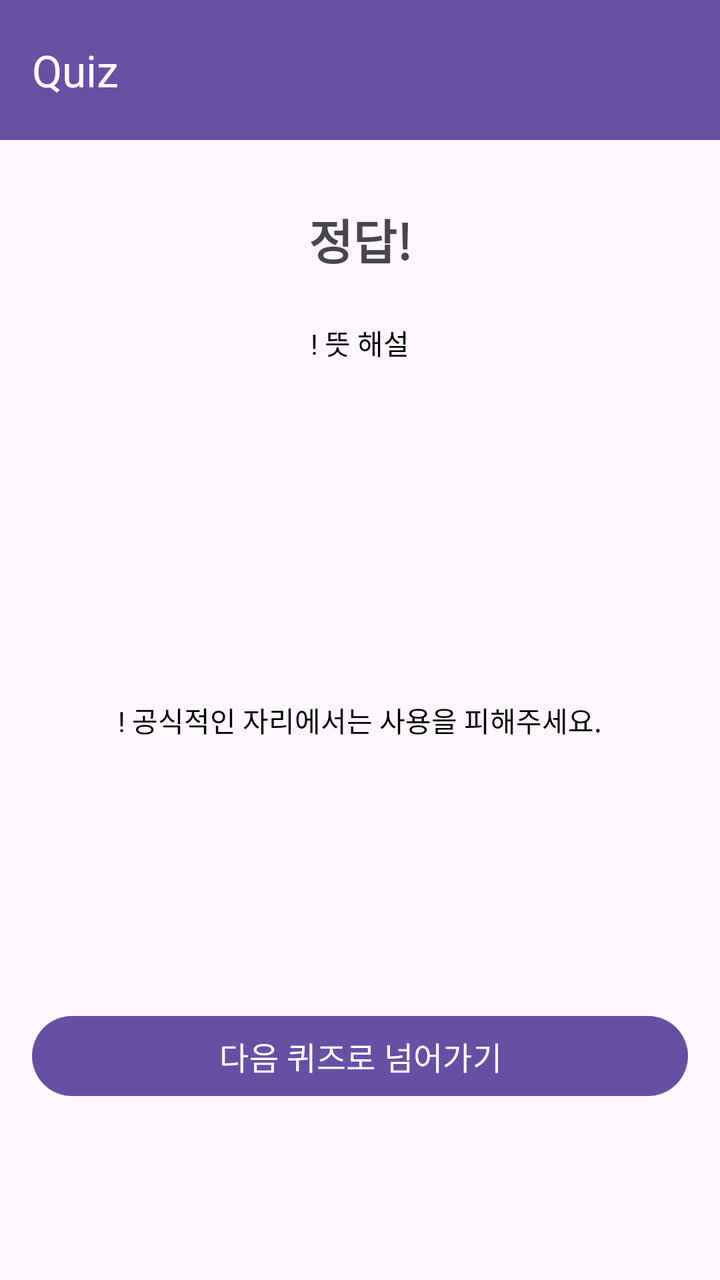
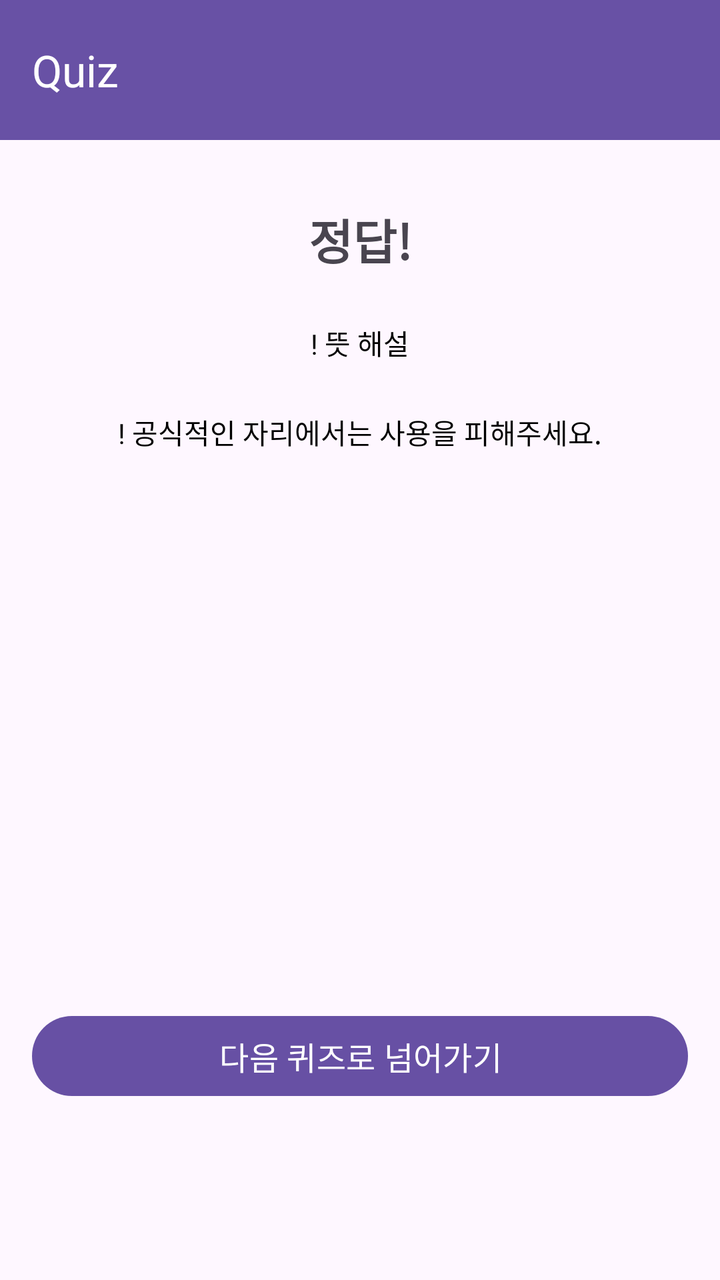

Compare the two renders of this Android layout. The source of the first and the diff that turns it into the second are given below.
<!-- AndroidManifest.xml: application theme Theme.GURU2 -->
<!-- res/layout/activity_slang_result.xml -->
<?xml version="1.0" encoding="utf-8"?>
<androidx.constraintlayout.widget.ConstraintLayout xmlns:android="http://schemas.android.com/apk/res/android"
    xmlns:app="http://schemas.android.com/apk/res-auto"
    xmlns:tools="http://schemas.android.com/tools"
    android:layout_width="match_parent"
    android:layout_height="match_parent">

    
    <com.google.android.material.appbar.AppBarLayout
        android:id="@+id/appBar"
        android:layout_width="0dp"
        android:layout_height="wrap_content"
        android:layout_marginBottom="24dp"
        android:background="#FFFFFF"
        app:layout_constraintBottom_toTopOf="@+id/tvResult"
        app:layout_constraintEnd_toEndOf="parent"
        app:layout_constraintStart_toStartOf="parent"
        app:layout_constraintTop_toTopOf="parent">

        
        <com.google.android.material.appbar.MaterialToolbar
            android:id="@+id/mainToolbar"
            android:layout_width="match_parent"
            android:layout_height="70dp"
            android:background="#6851A5"
            android:paddingVertical="8dp"
            app:title="Quiz"
            app:titleTextColor="@android:color/white" />











    </com.google.android.material.appbar.AppBarLayout>

    
    <TextView
        android:id="@+id/tvResult"
        android:layout_width="wrap_content"
        android:layout_height="wrap_content"
        android:layout_marginTop="32dp"
        android:text="정답!"
        android:textSize="24sp"
        android:textStyle="bold"
        app:layout_constraintEnd_toEndOf="parent"
        app:layout_constraintStart_toStartOf="parent"
        app:layout_constraintTop_toBottomOf="@+id/appBar" />

    
    <ImageView
        android:id="@+id/imgExample"
        android:layout_width="0dp"
        android:layout_height="120dp"
        android:layout_marginStart="16dp"
        android:layout_marginTop="24dp"
        android:layout_marginEnd="16dp"
        android:scaleType="centerInside"
        android:visibility="gone"
        app:layout_constraintEnd_toEndOf="parent"
        app:layout_constraintStart_toStartOf="parent"
        app:layout_constraintTop_toBottomOf="@id/tvExplanation" />

    
    <TextView
        android:id="@+id/tvExplanation"
        android:layout_width="0dp"
        android:layout_height="wrap_content"
        android:layout_marginHorizontal="16dp"
        android:layout_marginStart="16dp"
        android:layout_marginTop="24dp"
        android:layout_marginEnd="16dp"
        android:ellipsize="end"
        android:lineSpacingExtra="4dp"
        android:maxLines="5"
        android:text="! 뜻 해설"
        android:textAlignment="center"
        android:textColor="@color/black"
        android:textSize="14sp"
        app:layout_constraintEnd_toEndOf="parent"
        app:layout_constraintStart_toStartOf="parent"
        app:layout_constraintTop_toBottomOf="@id/tvResult" />


    
    <TextView
        android:id="@+id/tvNotice"
        android:layout_width="0dp"
        android:layout_height="wrap_content"
        android:layout_marginHorizontal="16dp"
        android:layout_marginStart="16dp"
        android:layout_marginTop="168dp"
        android:layout_marginEnd="16dp"
        android:lineSpacingExtra="2dp"
        android:text="! 공식적인 자리에서는 사용을 피해주세요."
        android:textAlignment="center"
        android:textColor="@color/black"
        android:textSize="14sp"
        app:layout_constraintEnd_toEndOf="parent"
        app:layout_constraintStart_toStartOf="parent"
        app:layout_constraintTop_toBottomOf="@id/tvExplanation" />

    
    <Button
        android:id="@+id/btnNext"
        android:layout_width="0dp"
        android:layout_height="48dp"
        android:layout_marginStart="16dp"
        android:layout_marginEnd="16dp"
        android:layout_marginBottom="88dp"
        android:text="다음 퀴즈로 넘어가기"
        android:textSize="16sp"
        app:layout_constraintBottom_toBottomOf="parent"
        app:layout_constraintEnd_toEndOf="parent"
        app:layout_constraintStart_toStartOf="parent" />
















</androidx.constraintlayout.widget.ConstraintLayout>
<!-- resources referenced by this layout -->
<resources>
  <color name="black">#FF000000</color>
  <style name="Theme.GURU2" parent="Base.Theme.GURU2" />
  <style name="Base.Theme.GURU2" parent="Theme.Material3.DayNight.NoActionBar">
          
          
      </style>
</resources>

<!-- the commit's change to res/layout/activity_slang_result.xml (unified diff, before → after) -->
@@ -1,5 +1,6 @@
 <?xml version="1.0" encoding="utf-8"?>
-<androidx.constraintlayout.widget.ConstraintLayout xmlns:android="http://schemas.android.com/apk/res/android"
+<androidx.constraintlayout.widget.ConstraintLayout
+    xmlns:android="http://schemas.android.com/apk/res/android"
     xmlns:app="http://schemas.android.com/apk/res-auto"
     xmlns:tools="http://schemas.android.com/tools"
     android:layout_width="match_parent"
@@ -10,14 +11,11 @@
         android:id="@+id/appBar"
         android:layout_width="0dp"
         android:layout_height="wrap_content"
-        android:layout_marginBottom="24dp"
         android:background="#FFFFFF"
-        app:layout_constraintBottom_toTopOf="@+id/tvResult"
-        app:layout_constraintEnd_toEndOf="parent"
+        app:layout_constraintTop_toTopOf="parent"
         app:layout_constraintStart_toStartOf="parent"
-        app:layout_constraintTop_toTopOf="parent">
+        app:layout_constraintEnd_toEndOf="parent">
 
-        
         <com.google.android.material.appbar.MaterialToolbar
             android:id="@+id/mainToolbar"
             android:layout_width="match_parent"
@@ -25,85 +23,8 @@
             android:background="#6851A5"
             android:paddingVertical="8dp"
             app:title="Quiz"
-            app:titleTextColor="@android:color/white" />
-
-
-
-
-
-
-
-
-
-
-
+            app:titleTextColor="@android:color/white"/>
     </com.google.android.material.appbar.AppBarLayout>
-
-    
-    <TextView
-        android:id="@+id/tvResult"
-        android:layout_width="wrap_content"
-        android:layout_height="wrap_content"
-        android:layout_marginTop="32dp"
-        android:text="정답!"
-        android:textSize="24sp"
-        android:textStyle="bold"
-        app:layout_constraintEnd_toEndOf="parent"
-        app:layout_constraintStart_toStartOf="parent"
-        app:layout_constraintTop_toBottomOf="@+id/appBar" />
-
-    
-    <ImageView
-        android:id="@+id/imgExample"
-        android:layout_width="0dp"
-        android:layout_height="120dp"
-        android:layout_marginStart="16dp"
-        android:layout_marginTop="24dp"
-        android:layout_marginEnd="16dp"
-        android:scaleType="centerInside"
-        android:visibility="gone"
-        app:layout_constraintEnd_toEndOf="parent"
-        app:layout_constraintStart_toStartOf="parent"
-        app:layout_constraintTop_toBottomOf="@id/tvExplanation" />
-
-    
-    <TextView
-        android:id="@+id/tvExplanation"
-        android:layout_width="0dp"
-        android:layout_height="wrap_content"
-        android:layout_marginHorizontal="16dp"
-        android:layout_marginStart="16dp"
-        android:layout_marginTop="24dp"
-        android:layout_marginEnd="16dp"
-        android:ellipsize="end"
-        android:lineSpacingExtra="4dp"
-        android:maxLines="5"
-        android:text="! 뜻 해설"
-        android:textAlignment="center"
-        android:textColor="@color/black"
-        android:textSize="14sp"
-        app:layout_constraintEnd_toEndOf="parent"
-        app:layout_constraintStart_toStartOf="parent"
-        app:layout_constraintTop_toBottomOf="@id/tvResult" />
-
-
-    
-    <TextView
-        android:id="@+id/tvNotice"
-        android:layout_width="0dp"
-        android:layout_height="wrap_content"
-        android:layout_marginHorizontal="16dp"
-        android:layout_marginStart="16dp"
-        android:layout_marginTop="168dp"
-        android:layout_marginEnd="16dp"
-        android:lineSpacingExtra="2dp"
-        android:text="! 공식적인 자리에서는 사용을 피해주세요."
-        android:textAlignment="center"
-        android:textColor="@color/black"
-        android:textSize="14sp"
-        app:layout_constraintEnd_toEndOf="parent"
-        app:layout_constraintStart_toStartOf="parent"
-        app:layout_constraintTop_toBottomOf="@id/tvExplanation" />
 
     
     <Button
@@ -119,19 +40,77 @@
         app:layout_constraintEnd_toEndOf="parent"
         app:layout_constraintStart_toStartOf="parent" />
 
+    
+    <androidx.constraintlayout.widget.ConstraintLayout
+        android:id="@+id/contentArea"
+        android:layout_width="0dp"
+        android:layout_height="0dp"
+        android:padding="16dp"
+        app:layout_constraintTop_toBottomOf="@id/appBar"
+        app:layout_constraintBottom_toTopOf="@id/btnNext"
+        app:layout_constraintStart_toStartOf="parent"
+        app:layout_constraintEnd_toEndOf="parent">
 
+        
+        <TextView
+            android:id="@+id/tvResult"
+            android:layout_width="wrap_content"
+            android:layout_height="wrap_content"
+            android:layout_marginTop="16dp"
+            android:text="정답!"
+            android:textSize="24sp"
+            android:textStyle="bold"
+            app:layout_constraintEnd_toEndOf="parent"
+            app:layout_constraintStart_toStartOf="parent"
+            app:layout_constraintTop_toTopOf="parent" />
 
+        
+        <TextView
+            android:id="@+id/tvExplanation"
+            android:layout_width="0dp"
+            android:layout_height="wrap_content"
+            android:layout_marginTop="24dp"
+            android:layout_marginStart="16dp"
+            android:layout_marginEnd="16dp"
+            android:text="! 뜻 해설"
+            android:textAlignment="center"
+            android:textColor="@color/black"
+            android:textSize="14sp"
+            android:lineSpacingExtra="4dp"
+            app:layout_constraintTop_toBottomOf="@id/tvResult"
+            app:layout_constraintStart_toStartOf="parent"
+            app:layout_constraintEnd_toEndOf="parent"/>
 
+        
+        <ImageView
+            android:id="@+id/imgExample"
+            android:layout_width="0dp"
+            android:layout_height="180dp"
+            android:layout_marginTop="24dp"
+            android:layout_marginStart="16dp"
+            android:layout_marginEnd="16dp"
+            android:scaleType="centerInside"
+            android:visibility="gone"
+            app:layout_constraintTop_toBottomOf="@id/tvExplanation"
+            app:layout_constraintStart_toStartOf="parent"
+            app:layout_constraintEnd_toEndOf="parent"/>
 
+        
+        <TextView
+            android:id="@+id/tvNotice"
+            android:layout_width="0dp"
+            android:layout_height="wrap_content"
+            android:layout_marginTop="24dp"
+            android:layout_marginStart="16dp"
+            android:layout_marginEnd="16dp"
+            android:text="! 공식적인 자리에서는 사용을 피해주세요."
+            android:textAlignment="center"
+            android:textColor="@color/black"
+            android:textSize="14sp"
+            app:layout_constraintTop_toBottomOf="@id/imgExample"
+            app:layout_constraintStart_toStartOf="parent"
+            app:layout_constraintEnd_toEndOf="parent"/>
 
-
-
-
-
-
-
-
-
-
+    </androidx.constraintlayout.widget.ConstraintLayout>
 
 </androidx.constraintlayout.widget.ConstraintLayout>
